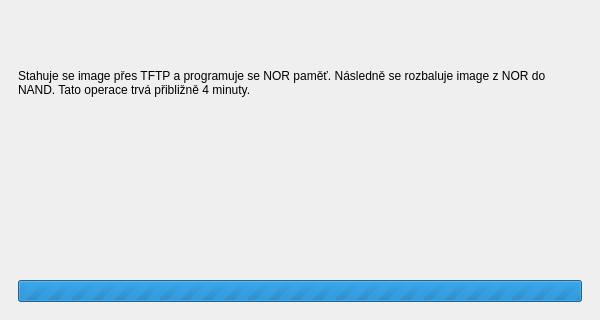
turris-cz/rtools-gui, file gui/installer.ui: the form before one commit; both pictures show x 0 to 600 and y 180 to 500 of the 600 by 500 pixel window.
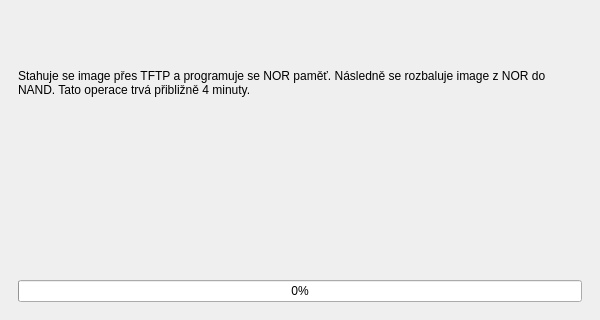
The form after the commit. The open tabs and pages were chosen to show the change. Icons and pictures are not drawn.

Commit message: in nor flash stage the progress bar now shows percents

```diff
--- a/gui/installer.ui
+++ b/gui/installer.ui
@@ -357,7 +357,7 @@
         <item>
          <widget class="QProgressBar" name="progressBar_6">
           <property name="maximum">
-           <number>0</number>
+           <number>100</number>
           </property>
           <property name="value">
            <number>0</number>
```
The commit also changes 2 other files.
